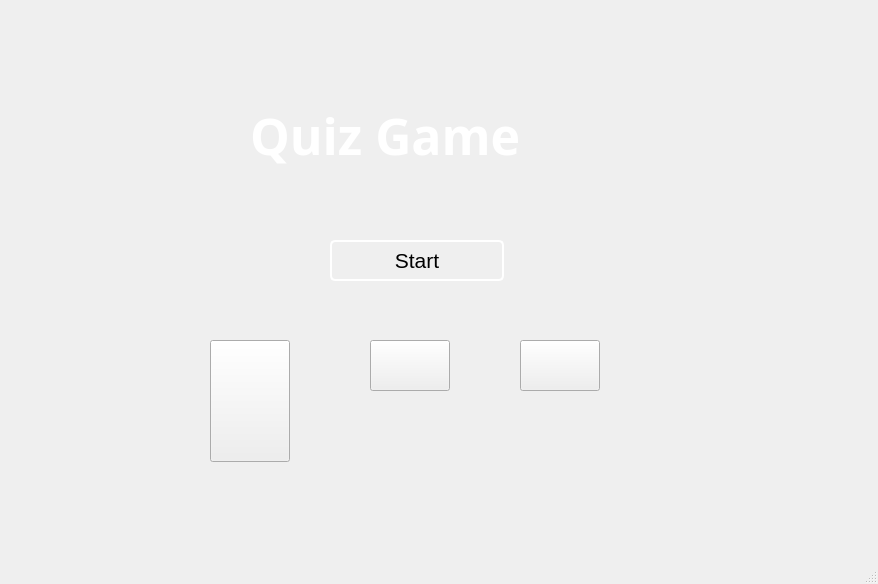
First picture: the form in mainwindow.ui, repository ayoubelhilali/QuizGame, before the edit.
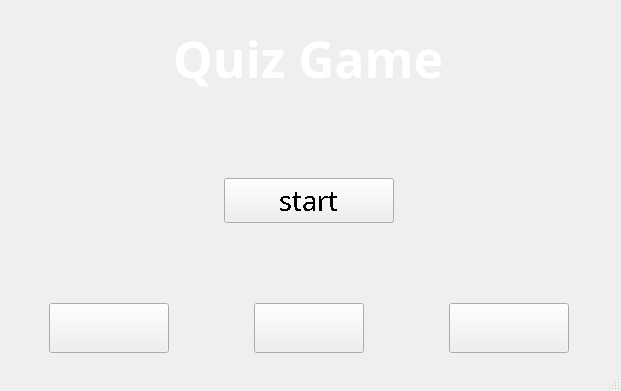
Second picture: the form after the edit.

Diff of the .ui file:
```diff
--- a/mainwindow.ui
+++ b/mainwindow.ui
@@ -2,14 +2,23 @@
 <ui version="4.0">
  <class>MainWindow</class>
  <widget class="QMainWindow" name="MainWindow">
+  <property name="enabled">
+   <bool>true</bool>
+  </property>
   <property name="geometry">
    <rect>
     <x>0</x>
     <y>0</y>
-    <width>878</width>
-    <height>584</height>
+    <width>621</width>
+    <height>391</height>
    </rect>
   </property>
+  <property name="minimumSize">
+   <size>
+    <width>0</width>
+    <height>0</height>
+   </size>
+  </property>
   <property name="windowTitle">
    <string>MainWindow</string>
   </property>
@@ -17,140 +26,219 @@
    <string notr="true"/>
   </property>
   <widget class="QWidget" name="centralwidget">
-   <widget class="QPushButton" name="startBtn">
+   <widget class="QWidget" name="container" native="true">
     <property name="geometry">
      <rect>
-      <x>330</x>
-      <y>240</y>
-      <width>174</width>
-      <height>41</height>
+      <x>0</x>
+      <y>0</y>
+      <width>621</width>
+      <height>391</height>
      </rect>
     </property>
-    <property name="font">
-     <font>
-      <pointsize>16</pointsize>
-     </font>
-    </property>
-    <property name="cursor">
-     <cursorShape>PointingHandCursor</cursorShape>
-    </property>
-    <property name="styleSheet">
-     <string notr="true">border: 2px solid white; /* Initial border color */
-border-radius: 5px;
-width:150px;
-    </string>
-    </property>
-    <property name="text">
-     <string>Start</string>
-    </property>
-   </widget>
-   <widget class="QLabel" name="label">
-    <property name="geometry">
-     <rect>
-      <x>250</x>
-      <y>100</y>
-      <width>271</width>
-      <height>71</height>
-     </rect>
-    </property>
-    <property name="font">
-     <font>
-      <family>Stencil</family>
-      <pointsize>48</pointsize>
-      <italic>false</italic>
-      <bold>false</bold>
-     </font>
-    </property>
-    <property name="cursor">
-     <cursorShape>ArrowCursor</cursorShape>
-    </property>
-    <property name="styleSheet">
-     <string notr="true">font-size: 50px;
+    <widget class="QWidget" name="layoutWidget">
+     <property name="geometry">
+      <rect>
+       <x>0</x>
+       <y>0</y>
+       <width>621</width>
+       <height>373</height>
+      </rect>
+     </property>
+     <layout class="QGridLayout" name="gridLayout">
+      <property name="bottomMargin">
+       <number>20</number>
+      </property>
+      <property name="verticalSpacing">
+       <number>60</number>
+      </property>
+      <item row="1" column="1">
+       <widget class="QPushButton" name="startBtn">
+        <property name="minimumSize">
+         <size>
+          <width>140</width>
+          <height>45</height>
+         </size>
+        </property>
+        <property name="maximumSize">
+         <size>
+          <width>170</width>
+          <height>45</height>
+         </size>
+        </property>
+        <property name="baseSize">
+         <size>
+          <width>100</width>
+          <height>100</height>
+         </size>
+        </property>
+        <property name="font">
+         <font>
+          <family>Sigmar One</family>
+          <pointsize>20</pointsize>
+          <strikeout>false</strikeout>
+          <stylestrategy>NoAntialias</stylestrategy>
+          <kerning>false</kerning>
+          <hintingpreference>PreferFullHinting</hintingpreference>
+         </font>
+        </property>
+        <property name="cursor">
+         <cursorShape>PointingHandCursor</cursorShape>
+        </property>
+        <property name="autoFillBackground">
+         <bool>false</bool>
+        </property>
+        <property name="styleSheet">
+         <string notr="true">startBtn{
+	padding: 10 20px;
+	font-weight:normal;
+}</string>
+        </property>
+        <property name="text">
+         <string>start</string>
+        </property>
+       </widget>
+      </item>
+      <item row="3" column="0">
+       <widget class="QPushButton" name="infoBtn">
+        <property name="minimumSize">
+         <size>
+          <width>100</width>
+          <height>50</height>
+         </size>
+        </property>
+        <property name="maximumSize">
+         <size>
+          <width>120</width>
+          <height>50</height>
+         </size>
+        </property>
+        <property name="baseSize">
+         <size>
+          <width>100</width>
+          <height>100</height>
+         </size>
+        </property>
+        <property name="font">
+         <font>
+          <pointsize>39</pointsize>
+          <kerning>false</kerning>
+         </font>
+        </property>
+        <property name="cursor">
+         <cursorShape>PointingHandCursor</cursorShape>
+        </property>
+        <property name="text">
+         <string/>
+        </property>
+       </widget>
+      </item>
+      <item row="3" column="1" alignment="Qt::AlignmentFlag::AlignHCenter|Qt::AlignmentFlag::AlignVCenter">
+       <widget class="QPushButton" name="statsBtn">
+        <property name="minimumSize">
+         <size>
+          <width>100</width>
+          <height>50</height>
+         </size>
+        </property>
+        <property name="maximumSize">
+         <size>
+          <width>110</width>
+          <height>50</height>
+         </size>
+        </property>
+        <property name="baseSize">
+         <size>
+          <width>100</width>
+          <height>100</height>
+         </size>
+        </property>
+        <property name="font">
+         <font>
+          <pointsize>39</pointsize>
+         </font>
+        </property>
+        <property name="cursor">
+         <cursorShape>PointingHandCursor</cursorShape>
+        </property>
+        <property name="text">
+         <string/>
+        </property>
+       </widget>
+      </item>
+      <item row="3" column="2" alignment="Qt::AlignmentFlag::AlignVCenter">
+       <widget class="QPushButton" name="settingsBtn">
+        <property name="minimumSize">
+         <size>
+          <width>100</width>
+          <height>50</height>
+         </size>
+        </property>
+        <property name="maximumSize">
+         <size>
+          <width>120</width>
+          <height>50</height>
+         </size>
+        </property>
+        <property name="baseSize">
+         <size>
+          <width>100</width>
+          <height>100</height>
+         </size>
+        </property>
+        <property name="font">
+         <font>
+          <pointsize>39</pointsize>
+         </font>
+        </property>
+        <property name="cursor">
+         <cursorShape>PointingHandCursor</cursorShape>
+        </property>
+        <property name="text">
+         <string/>
+        </property>
+       </widget>
+      </item>
+      <item row="0" column="0" colspan="3" alignment="Qt::AlignmentFlag::AlignHCenter|Qt::AlignmentFlag::AlignVCenter">
+       <widget class="QLabel" name="label">
+        <property name="font">
+         <font>
+          <family>Stencil</family>
+          <pointsize>48</pointsize>
+          <italic>false</italic>
+          <bold>false</bold>
+         </font>
+        </property>
+        <property name="cursor">
+         <cursorShape>ArrowCursor</cursorShape>
+        </property>
+        <property name="styleSheet">
+         <string notr="true">font-size: 50px;
 font-weight: bold;
 font: 48pt &quot;Stencil&quot;;
 color: white;
 </string>
-    </property>
-    <property name="text">
-     <string>Quiz Game</string>
-    </property>
+        </property>
+        <property name="text">
+         <string>Quiz Game</string>
+        </property>
+       </widget>
+      </item>
+      <item row="2" column="0" colspan="3">
+       <spacer name="horizontalSpacer">
+        <property name="orientation">
+         <enum>Qt::Orientation::Horizontal</enum>
+        </property>
+        <property name="sizeHint" stdset="0">
+         <size>
+          <width>40</width>
+          <height>20</height>
+         </size>
+        </property>
+       </spacer>
+      </item>
+     </layout>
+    </widget>
    </widget>
-   <widget class="QPushButton" name="statsBtn">
-    <property name="geometry">
-     <rect>
-      <x>520</x>
-      <y>340</y>
-      <width>80</width>
-      <height>51</height>
-     </rect>
-    </property>
-    <property name="font">
-     <font>
-      <pointsize>39</pointsize>
-     </font>
-    </property>
-    <property name="cursor">
-     <cursorShape>PointingHandCursor</cursorShape>
-    </property>
-    <property name="text">
-     <string/>
-    </property>
-   </widget>
-   <widget class="QPushButton" name="infoBtn">
-    <property name="geometry">
-     <rect>
-      <x>370</x>
-      <y>340</y>
-      <width>80</width>
-      <height>51</height>
-     </rect>
-    </property>
-    <property name="font">
-     <font>
-      <pointsize>39</pointsize>
-     </font>
-    </property>
-    <property name="cursor">
-     <cursorShape>PointingHandCursor</cursorShape>
-    </property>
-    <property name="text">
-     <string/>
-    </property>
-   </widget>
-   <widget class="QPushButton" name="settingsBtn">
-    <property name="geometry">
-     <rect>
-      <x>210</x>
-      <y>340</y>
-      <width>80</width>
-      <height>122</height>
-     </rect>
-    </property>
-    <property name="font">
-     <font>
-      <pointsize>39</pointsize>
-     </font>
-    </property>
-    <property name="cursor">
-     <cursorShape>PointingHandCursor</cursorShape>
-    </property>
-    <property name="styleSheet">
-     <string notr="true">padding:20px;</string>
-    </property>
-    <property name="text">
-     <string/>
-    </property>
-   </widget>
-  </widget>
-  <widget class="QMenuBar" name="menubar">
-   <property name="geometry">
-    <rect>
-     <x>0</x>
-     <y>0</y>
-     <width>878</width>
-     <height>17</height>
-    </rect>
-   </property>
   </widget>
   <widget class="QStatusBar" name="statusbar"/>
  </widget>
```
